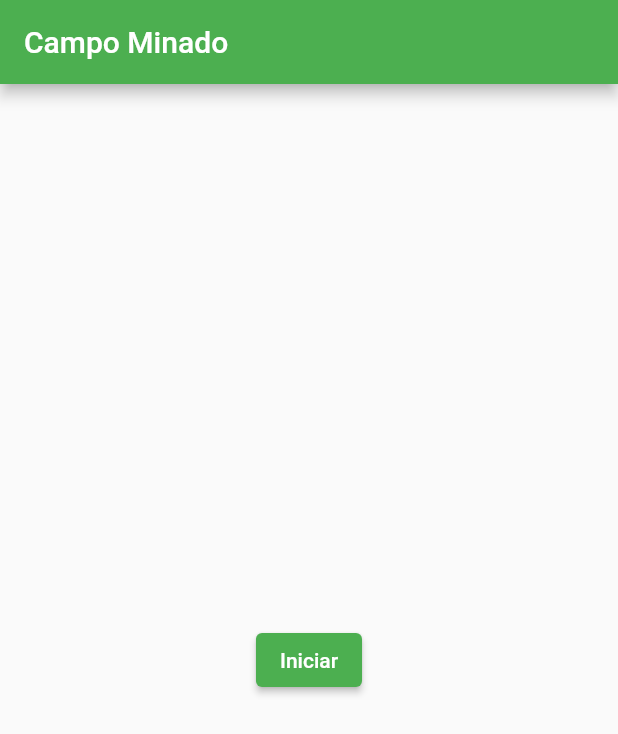
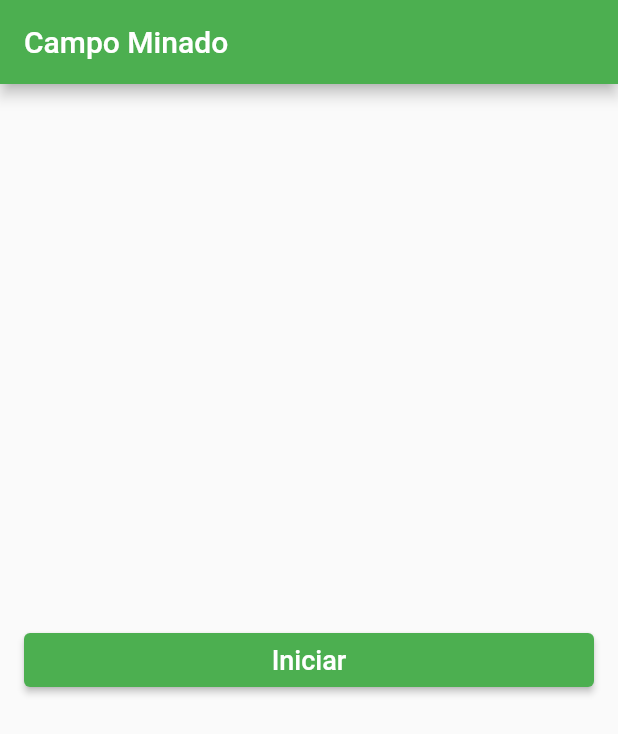
Before and after one commit to Eloi-SK/minefield, a Flutter app: the screen it shows after launch, on a phone screen of 412 x 824 dp. Shown: the top 734 px of the screen. Run offline on Flutter 3.47's test engine with Material 2 defaults, Android fonts, the phone set to English and light mode, and no system bars.

Commit message:
style: improvment start button style

```diff
--- a/lib/features/menu/pages/menu_page.dart
+++ b/lib/features/menu/pages/menu_page.dart
@@ -39,13 +39,21 @@ class _MenuPageState extends State<MenuPage> {
   }
 
   Widget showStartButton() {
-    return ElevatedButton(
-      child: const Text('Iniciar'),
+    return Container(
+      width: double.maxFinite,
+      child: ElevatedButton(
+        child: const Text(
+          'Iniciar',
+          style: TextStyle(
+            fontSize: 18,
+          )
+        ),
       onPressed: () {
         setState(() {
           shouldShowDifficultyButtons = true;
         });
       },
+      ),
     );
   }
 
```
